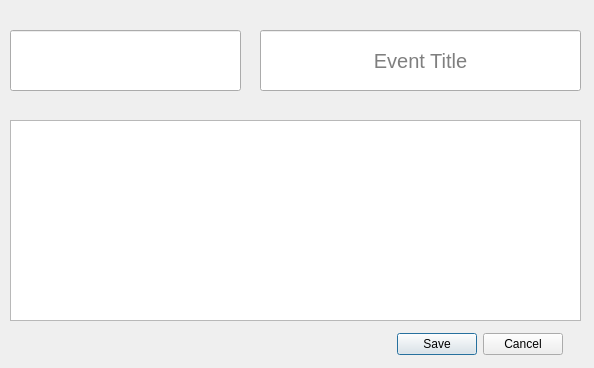
Before: the Qt Designer form eventpopup.ui in MicahNE/ForecastApp, drawn with Qt 5.
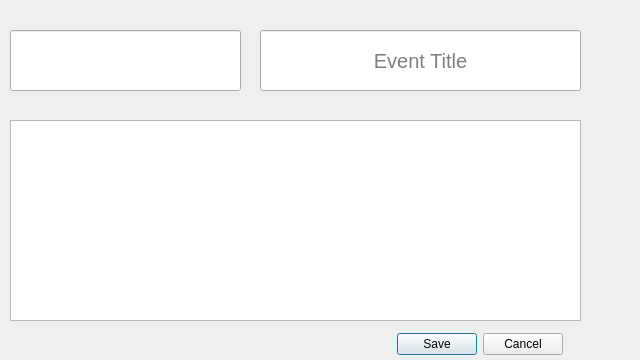
After: the same form once the commit is applied.

```diff
--- a/eventpopup.ui
+++ b/eventpopup.ui
@@ -6,8 +6,8 @@
    <rect>
     <x>0</x>
     <y>0</y>
-    <width>594</width>
-    <height>368</height>
+    <width>640</width>
+    <height>360</height>
    </rect>
   </property>
   <property name="palette">
```
